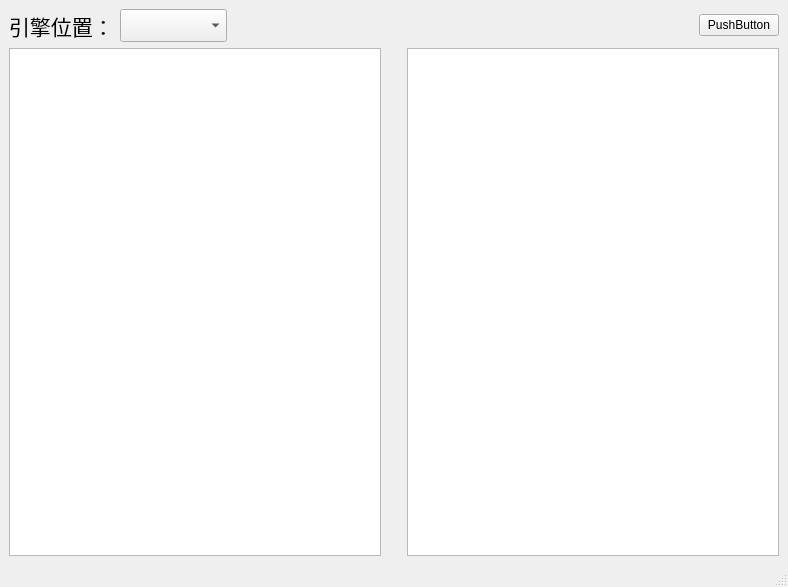
This is UIMainWindow.ui in cdsama/PyUnrealPakViewer as Qt 5 draws it before an edit. The edited form follows.
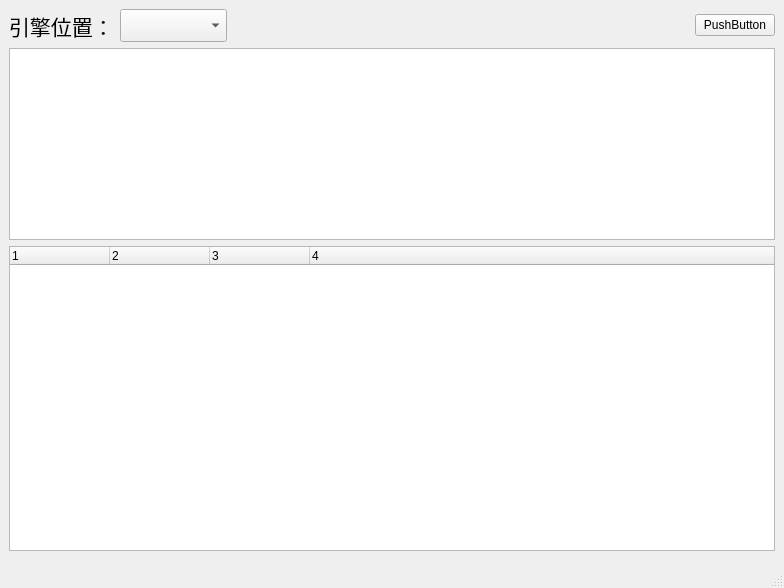
This is the edited form.

Commit message: add column name

```diff
--- a/UIMainWindow.ui
+++ b/UIMainWindow.ui
@@ -6,8 +6,8 @@
    <rect>
     <x>0</x>
     <y>0</y>
-    <width>788</width>
-    <height>587</height>
+    <width>784</width>
+    <height>588</height>
    </rect>
   </property>
   <property name="windowTitle">
@@ -61,9 +61,15 @@
      </layout>
     </item>
     <item>
-     <layout class="QHBoxLayout" name="horizontalLayout">
+     <layout class="QVBoxLayout" name="verticalLayout_2">
       <item>
        <widget class="QListWidget" name="file_list_view">
+        <property name="sizePolicy">
+         <sizepolicy hsizetype="Expanding" vsizetype="Minimum">
+          <horstretch>0</horstretch>
+          <verstretch>0</verstretch>
+         </sizepolicy>
+        </property>
         <property name="font">
          <font>
           <pointsize>14</pointsize>
@@ -72,20 +78,41 @@
        </widget>
       </item>
       <item>
-       <spacer name="vertical_spacer">
+       <widget class="QTreeWidget" name="pak_content_tree_view">
+        <property name="columnCount">
+         <number>4</number>
+        </property>
+        <attribute name="headerCascadingSectionResizes">
+         <bool>true</bool>
+        </attribute>
+        <column>
+         <property name="text">
+          <string notr="true">1</string>
+         </property>
+        </column>
+        <column>
+         <property name="text">
+          <string notr="true">2</string>
+         </property>
+        </column>
+        <column>
+         <property name="text">
+          <string notr="true">3</string>
+         </property>
+        </column>
+        <column>
+         <property name="text">
+          <string notr="true">4</string>
+         </property>
+        </column>
+       </widget>
+      </item>
+      <item>
+       <widget class="Line" name="line">
         <property name="orientation">
          <enum>Qt::Vertical</enum>
         </property>
-        <property name="sizeHint" stdset="0">
-         <size>
-          <width>20</width>
-          <height>40</height>
-         </size>
-        </property>
-       </spacer>
-      </item>
-      <item>
-       <widget class="QTreeView" name="pak_content_tree_view"/>
+       </widget>
       </item>
      </layout>
     </item>
```
Left out of the diff: 2 changed lines with no effect on the pictures. The commit also changes 5 other files.
